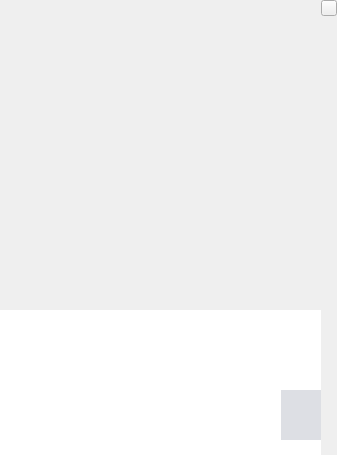
Before: the Qt Designer form wengophone/src/presentation/qt/chat/ChatWidget.ui in tkrotoff/WengoPhone, drawn with Qt 5.
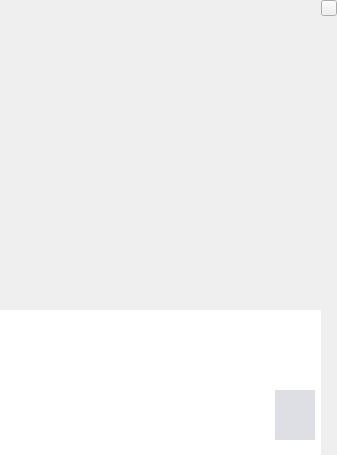
After: the same form once the commit is applied. Icons and pictures are not drawn.

Patch:
```diff
--- a/wengophone/src/presentation/qt/chat/ChatWidget.ui
+++ b/wengophone/src/presentation/qt/chat/ChatWidget.ui
@@ -648,7 +648,7 @@
        </property>
        <layout class="QGridLayout" >
         <property name="margin" >
-         <number>0</number>
+         <number>6</number>
         </property>
         <property name="spacing" >
          <number>0</number>
```
